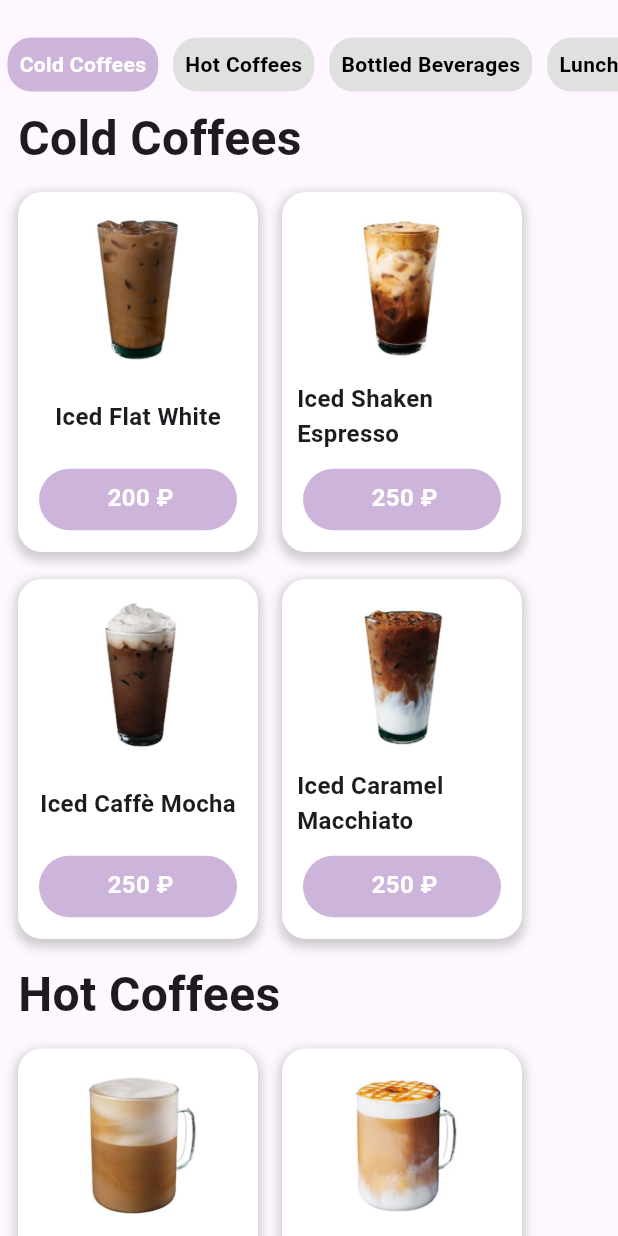
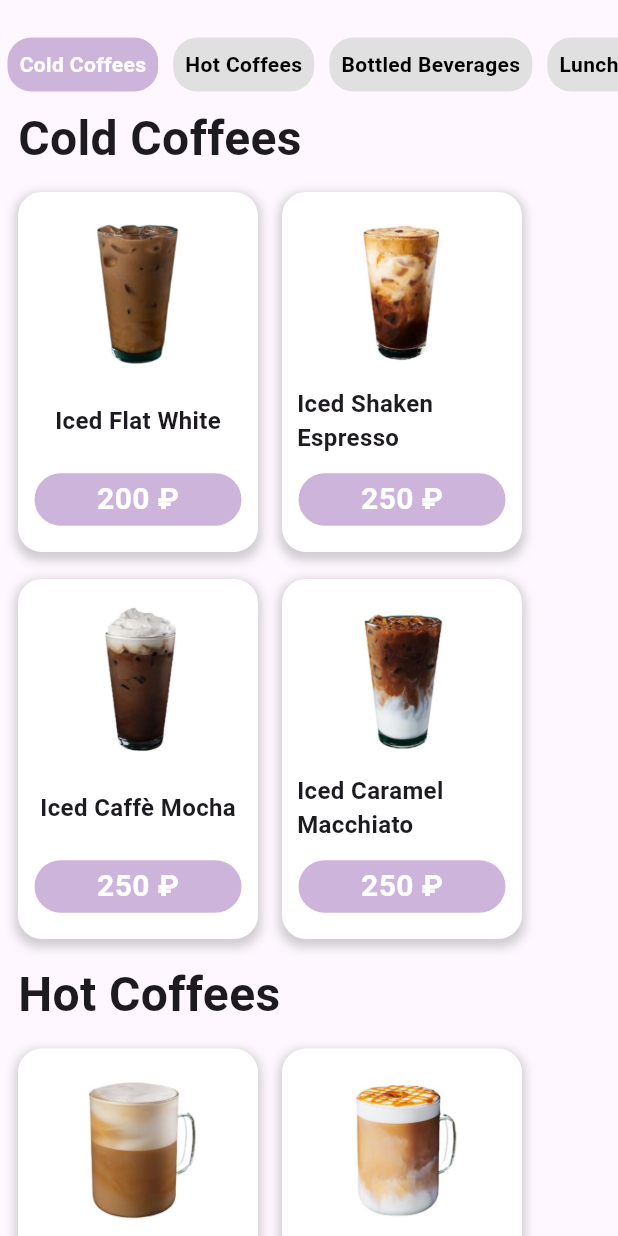
Before and after one commit to AAArinAAA/OmSTU-SummerPractice2024, a Flutter app: the screen it shows after launch, on a phone screen of 412 x 824 dp. Run offline on Flutter 3.47's test engine with Material 3 defaults, Android fonts, the phone set to English and light mode, and no system bars.

Commit message:
best button

```diff
--- a/coffee_shop_app/lib/custom_widgets/button.dart
+++ b/coffee_shop_app/lib/custom_widgets/button.dart
@@ -11,67 +11,76 @@ class ProductButton extends StatefulWidget {
 
 class _ProductButtonState extends State<ProductButton> {
   int totalItemsInCart = 0;
+
   @override
   Widget build(BuildContext context) {
     return GestureDetector(
       onTap: () {
         setState(() {
-          if (totalItemsInCart < 10) {
-            totalItemsInCart++;
-          } else {
-            ScaffoldMessenger.of(context).showSnackBar(
-              const SnackBar(
-                content: Text('Максимальное количество товаров в корзине - 10'),
-              ),
-            );
-          }
+          // Toggle between displaying buttons and displaying the price
+          totalItemsInCart = totalItemsInCart == 0 ? 1 : 0;
         });
       },
-      child: AnimatedContainer(
-        duration: const Duration(milliseconds: 300),
-        curve: Curves.ease,
-        padding: const EdgeInsets.symmetric(horizontal: 16.0, vertical: 8.0),
+      child: totalItemsInCart == 0
+          ? Container(
+              width: 138.0,
+              height: 35.0,
               decoration: BoxDecoration(
-          color: const Color.fromRGBO(205, 180, 219, 1),
+                color: const Color.fromRGBO(205, 180, 219, 1) ,
                 borderRadius: BorderRadius.circular(30.0),
               ),
-        child: Row(
-          mainAxisAlignment: MainAxisAlignment.spaceBetween,
-          children: [
-            SizedBox(
-              width: 100.0,
-              height: 25,
-              child: totalItemsInCart == 0
-                  ? Text(
-                      '       ${widget.price} ₽     ',
+              child: Center(
+                child: Text(
+                  '${widget.price} ₽',
                   style: const TextStyle(
-                        color: Colors.white,
-                        fontSize: 16,
+                    color: Color.fromARGB(255, 255, 255, 255),
+                    fontSize: 20,
                     fontWeight: FontWeight.bold,
+                  ),
+                ),
               ),
             )
           : Row(
-                      mainAxisAlignment: MainAxisAlignment.center,
+              mainAxisAlignment: MainAxisAlignment.spaceBetween,
               children: [
                 GestureDetector(
                   onTap: () {
                     setState(() {
-                              if (totalItemsInCart > 0) totalItemsInCart--;
+                      if (totalItemsInCart > 0) {
+                        totalItemsInCart--;
+                      }
                     });
                   },
                   child: Container(
-                            width: 24.0,
-                            height: 24.0,
+                    width: 35,
+                    height: 35,
+                    decoration: BoxDecoration(
+                      borderRadius: BorderRadius.circular(20),
+                      color: const Color.fromRGBO(205, 180, 219, 1)
+                    ),
+                    child: const Icon(Icons.remove, color:  Color.fromRGBO(255, 255, 255, 1)),
+                  ),
+                ),
+                const SizedBox(width: 4,),
+                Container(
+                  width: 60,
+                  height: 35,
                   decoration: BoxDecoration(
                     borderRadius: BorderRadius.circular(16),
-                              color: Colors.white,
+                    color:  const Color.fromRGBO(205, 180, 219, 1) ,
                   ),
-                            child: const Icon(Icons.remove, color: Color.fromRGBO(205, 180, 219, 1)),
+                  child: Center(
+                    child: Text(
+                      '$totalItemsInCart',
+                      style: const TextStyle(
+                        color: Color.fromARGB(255, 255, 255, 255),
+                        fontSize: 20,
+                        fontWeight: FontWeight.bold,
                       ),
                     ),
-                        const SizedBox(width: 8.0),
-                        Text('$totalItemsInCart', style: const TextStyle(color: Colors.white, fontSize: 16, fontWeight: FontWeight.bold)),
-                        const SizedBox(width: 8.0),
+                  ),
+                ),
+                const SizedBox(width: 4,),
                 GestureDetector(
                   onTap: () {
                     setState(() {
@@ -80,28 +89,24 @@ class _ProductButtonState extends State<ProductButton> {
                       } else {
                         ScaffoldMessenger.of(context).showSnackBar(
                           const SnackBar(
-                                    content: Text('Максимальное количество товаров в корзине - 10'),
+                            content: Text('Превышено количество товара в корзине'),
                           ),
                         );
                       }
                     });
                   },
                   child: Container(
-                            width: 24.0,
-                            height: 24.0,
+                    width: 35,
+                    height: 35,
                     decoration: const BoxDecoration(
                       shape: BoxShape.circle,
-                              color: Colors.white,
+                      color:  Color.fromRGBO(205, 180, 219, 1) ,
                     ),
-                            child: const Icon(Icons.add, color: Color.fromRGBO(205, 180, 219, 1)),
+                    child: const Icon(Icons.add, color: Color.fromRGBO(255, 255, 255, 1)),
                   ),
                 ),
               ],
             ),
-            ),
-          ],
-        ),
-      ),
     );
   }
 }
```
Lines whose indentation alone changed are shown as unchanged.
